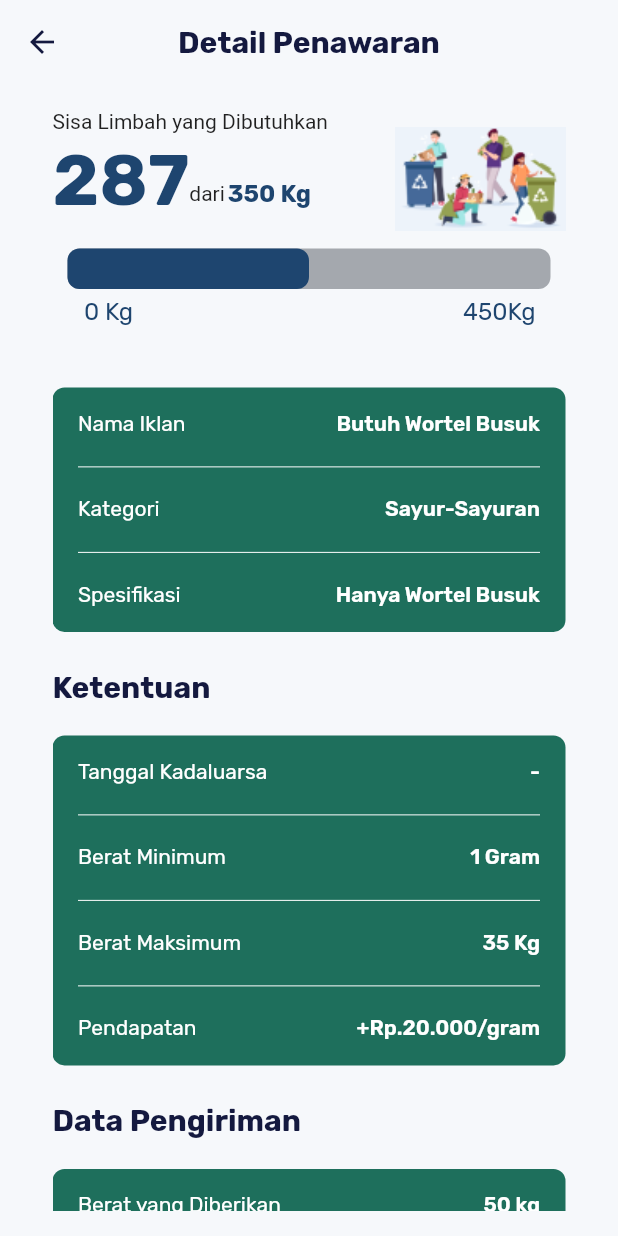
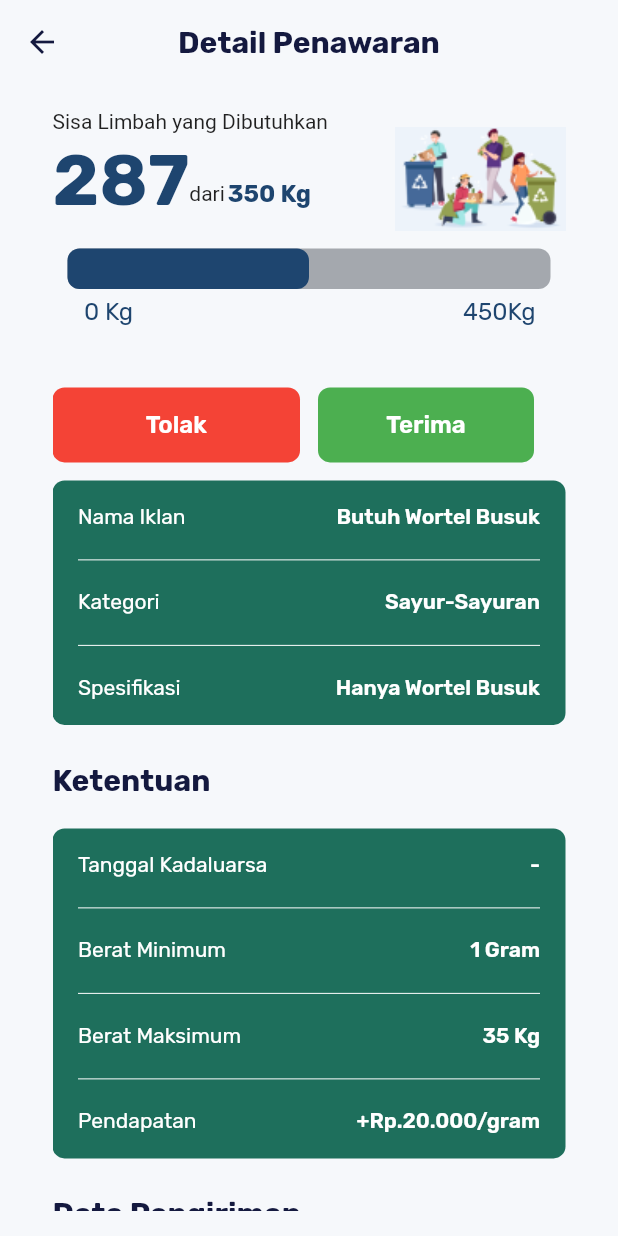
Before and after one commit to AchmadRijalu/salvApp, a Flutter app: the DetailPenawaranPage screen opened by its route, on a phone screen of 412 x 824 dp. Run offline on Flutter 3.47's test engine with Material 2 defaults, Android fonts, the light colour scheme and no system bars; drawn by our look-alikes of percent_indicator; our stand-ins replace another_flushbar, bloc, equatable, flutter_secure_storage, flutter_svg, google_fonts and 4 more; accounts and stored records are empty; project files that could hold a hidden picture were left out.

Commit message:
detail penawaran

```diff
--- a/lib/UI/pages/detail_penawaran_page.dart
+++ b/lib/UI/pages/detail_penawaran_page.dart
@@ -3,7 +3,9 @@ import 'package:flutter/src/widgets/framework.dart';
 import 'package:flutter/src/widgets/placeholder.dart';
 import 'package:flutter_svg/flutter_svg.dart';
 import 'package:percent_indicator/linear_percent_indicator.dart';
+import 'package:salv/UI/widgets/buttons.dart';
 import 'package:salv/common/common.dart';
+import 'package:salv/models/user_model.dart';
 
 class DetailPenawaranPage extends StatelessWidget {
   static const routeName = '/detailpenawaran';
@@ -131,11 +133,69 @@ class DetailPenawaranPage extends StatelessWidget {
                                 )
                               ],
                             ),
-                          ))
+                          )),
                         ]),
-                      ))
+                      )),
                     ]),
                   )),
+                  if (userList.last.type == "buyer") ...[
+                    Flexible(
+                        child: Container(
+                      child: Row(children: [
+                        Expanded(
+                            child: Container(
+                                child: GestureDetector(
+                          onTap: () {},
+                          child: SizedBox(
+                            width: 144,
+                            height: 50,
+                            child: TextButton(
+                              style: TextButton.styleFrom(
+                                  backgroundColor: Colors.red,
+                                  shape: RoundedRectangleBorder(
+                                      borderRadius: BorderRadius.circular(8))),
+                              onPressed: () {},
+                              child: Text(
+                                "Tolak",
+                                style: whiteTextStyle.copyWith(
+                                    fontSize: 16, fontWeight: semiBold),
+                              ),
+                            ),
+                          ),
+                        ))),
+                        SizedBox(
+                          width: 12,
+                        ),
+                        Flexible(
+                            child: Container(
+                          child: Container(
+                              child: GestureDetector(
+                            onTap: () {},
+                            child: SizedBox(
+                              width: 144,
+                              height: 50,
+                              child: TextButton(
+                                style: TextButton.styleFrom(
+                                    backgroundColor: Colors.green,
+                                    shape: RoundedRectangleBorder(
+                                        borderRadius:
+                                            BorderRadius.circular(8))),
+                                onPressed: () {},
+                                child: Text(
+                                  "Terima",
+                                  style: whiteTextStyle.copyWith(
+                                      fontSize: 16, fontWeight: semiBold),
+                                ),
+                              ),
+                            ),
+                          )),
+                        ))
+                      ]),
+                    ))
+                  ],
+                  const SizedBox(
+                    height: 12,
+                  ),
                   Flexible(
                       flex: 4,
                       child: Container(
--- a/lib/UI/widgets/buttons.dart
+++ b/lib/UI/widgets/buttons.dart
@@ -8,11 +8,13 @@ class CustomFilledButton extends StatelessWidget {
   final String? title;
   final double? width;
   final double? height;
+  final Color? color;
 
   final VoidCallback? onPressed;
 
   const CustomFilledButton({
     super.key,
+    this.color,
     required this.title,
     this.width = double.infinity,
     this.height = 50,
```
